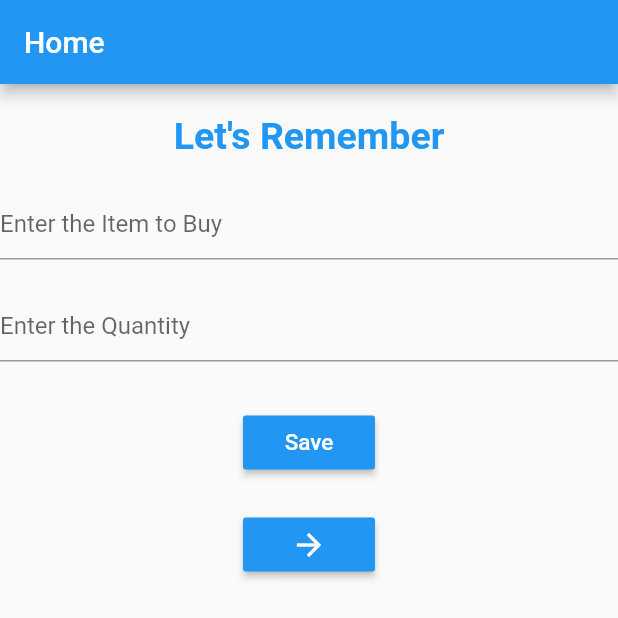
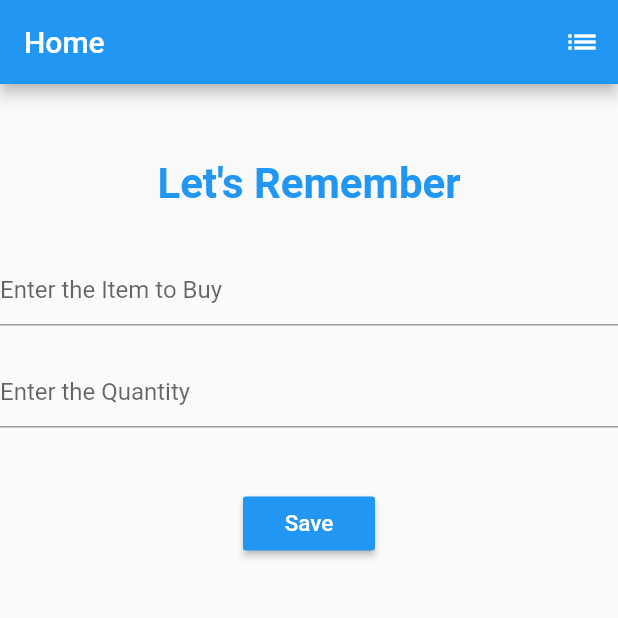
Before and after one commit to Parsh/Flutter, a Flutter app: the screen it shows after launch, after a tap on "Save", on a phone screen of 412 x 824 dp. Shown: the top 618 px of the screen. Run offline on Flutter 3.47's test engine with Material 2 defaults, Android fonts, the phone set to English and light mode, and no system bars.

Commit message:
Concluded the Saver Applicatition

```diff
--- a/saver/lib/home.dart
+++ b/saver/lib/home.dart
@@ -15,7 +15,7 @@ class HomeState extends State<Home>{
   TextEditingController quantityController;
 
   void write(){
-      io.writeToFile(itemController.text, int.parse(quantityController.text));
+      io.writeToFile(itemController.text, quantityController.text);
        setState((){
           itemController.text = "";
           quantityController.text = "";
@@ -41,15 +41,18 @@ class HomeState extends State<Home>{
     return new Scaffold(
       appBar: new AppBar(
         title: new Text("Home"),
-        backgroundColor: Colors.blue
+        backgroundColor: Colors.blue,
+        actions: <Widget>[
+          new IconButton(icon: new Icon(Icons.list), onPressed: ()=> Navigator.of(context).pushNamed('/list'))
+        ],
       ),
       body: new Container(
-          padding: new EdgeInsets.only(top: 20.0),
+          padding: new EdgeInsets.only(top: 50.0),
           child: new Column(
             crossAxisAlignment: CrossAxisAlignment.center,
             children: <Widget>[
-              new Text("Let's Remember", style: new TextStyle(fontSize: 25.0, fontWeight: FontWeight.bold, color: Colors.blue)),
-              new Padding(padding: new EdgeInsets.only(bottom: 20.0)),
+              new Text("Let's Remember", style: new TextStyle(fontSize: 28.0, fontWeight: FontWeight.bold, color: Colors.blue)),
+              new Padding(padding: new EdgeInsets.only(bottom: 30.0)),
               new TextField(
                 decoration: new InputDecoration(hintText: "Enter the Item to Buy"),
                 controller: itemController,
@@ -59,18 +62,12 @@ class HomeState extends State<Home>{
                 decoration: new InputDecoration(hintText: "Enter the Quantity"),
                 controller: quantityController,
               ),
-              new Padding(padding: new EdgeInsets.only(bottom: 30.0)),
+              new Padding(padding: new EdgeInsets.only(bottom: 40.0)),
               new RaisedButton(
                 color: Colors.blue,
                 child: new Text("Save", style: new TextStyle(fontSize: 15.0, color: Colors.white)),
                 onPressed: write,
               ),
-              new Padding(padding: new EdgeInsets.only(bottom: 20.0)),
-              new RaisedButton(
-                color: Colors.blue,
-                child: new Icon(Icons.arrow_forward, color: Colors.white),
-                onPressed: () => Navigator.of(context).pushNamed('/list'),
-              )
             ],
           )
       )
--- a/saver/lib/io.dart
+++ b/saver/lib/io.dart
@@ -36,7 +36,7 @@
     print('Wrote!');
   }
 
-  void writeToFile(String item, int quantity) async{
+  void writeToFile(String item, String quantity) async{
 
     path.getApplicationDocumentsDirectory().then((Directory direc){
     print('Writing to File!');
```
Also changed, not shown: saver/lib/list.dart (+8 -4 lines).
